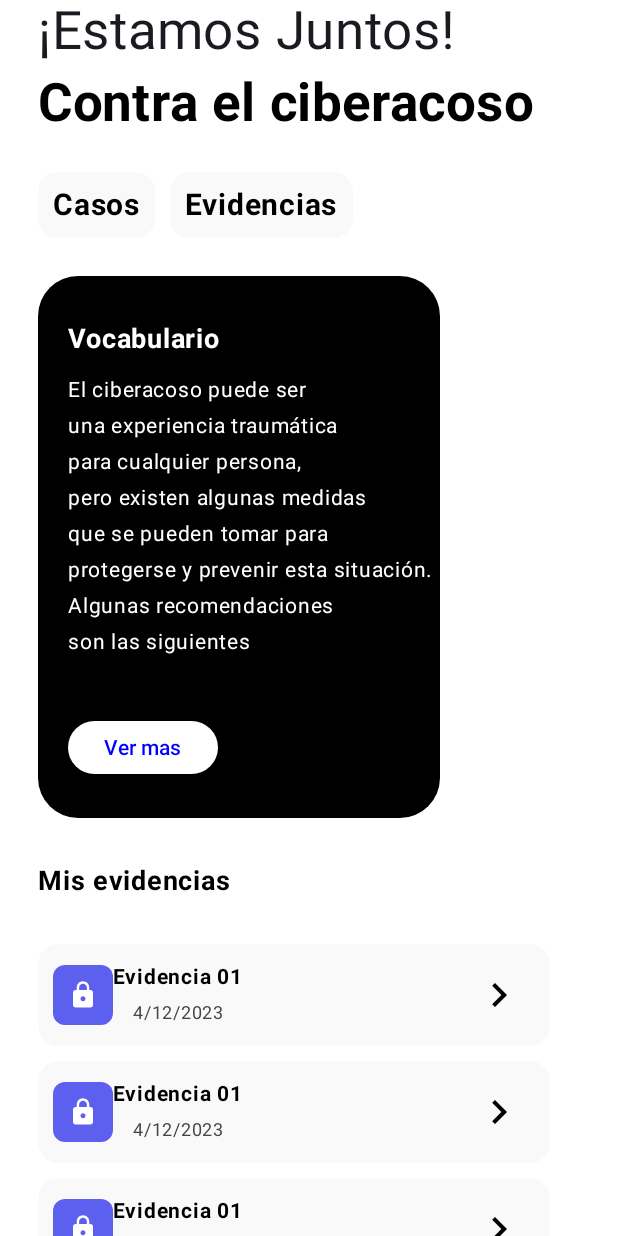
After one commit to samirZapata/Cybersherlock, an Android app built with Jetpack Compose: the Dash screen opened directly, with no data from a screen before it, on a phone screen of 412 x 824 dp. The commit adds this screen. Run offline under Robolectric (Android 15) with nearby library versions, the light colour scheme and no system bars; network calls fail.

Commit message:
feat: Agregar clase de protección de datos y corrección de error en el menú dashboard

```diff
--- a/app/src/main/AndroidManifest.xml
+++ b/app/src/main/AndroidManifest.xml
@@ -16,6 +16,11 @@
         android:theme="@style/Theme.Cbs_app"
         android:usesCleartextTraffic="true"
         tools:targetApi="31">
+        <activity
+            android:name=".view.Dash"
+            android:exported="false"
+            android:label="@string/title_activity_dash"
+            android:theme="@style/Theme.Cbs_app" />
         <activity
             android:name=".view.WMiddle"
             android:exported="false" />
--- /dev/null
+++ b/app/src/main/java/com/usbbog/cbs_app/view/Dash.kt
@@ -0,0 +1,264 @@
+package com.usbbog.cbs_app.view
+
+import android.annotation.SuppressLint
+import android.os.Bundle
+import androidx.activity.ComponentActivity
+import androidx.activity.compose.setContent
+import androidx.compose.foundation.background
+import androidx.compose.foundation.clickable
+import androidx.compose.foundation.layout.Arrangement
+import androidx.compose.foundation.layout.Box
+import androidx.compose.foundation.layout.Column
+import androidx.compose.foundation.layout.Row
+import androidx.compose.foundation.layout.Spacer
+import androidx.compose.foundation.layout.fillMaxWidth
+import androidx.compose.foundation.layout.padding
+import androidx.compose.foundation.layout.size
+import androidx.compose.foundation.lazy.LazyColumn
+import androidx.compose.foundation.lazy.LazyRow
+import androidx.compose.foundation.lazy.items
+import androidx.compose.foundation.shape.RoundedCornerShape
+import androidx.compose.material.icons.Icons
+import androidx.compose.material.icons.filled.KeyboardArrowRight
+import androidx.compose.material.icons.filled.Lock
+import androidx.compose.material3.Button
+import androidx.compose.material3.ButtonDefaults
+import androidx.compose.material3.Icon
+import androidx.compose.material3.IconButton
+import androidx.compose.material3.Scaffold
+import androidx.compose.material3.Text
+import androidx.compose.runtime.Composable
+import androidx.compose.runtime.getValue
+import androidx.compose.runtime.mutableStateOf
+import androidx.compose.runtime.remember
+import androidx.compose.runtime.setValue
+import androidx.compose.ui.Alignment
+import androidx.compose.ui.Modifier
+import androidx.compose.ui.draw.clip
+import androidx.compose.ui.graphics.Color
+import androidx.compose.ui.res.colorResource
+import androidx.compose.ui.text.SpanStyle
+import androidx.compose.ui.text.buildAnnotatedString
+import androidx.compose.ui.text.font.FontWeight
+import androidx.compose.ui.text.withStyle
+import androidx.compose.ui.tooling.preview.Preview
+import androidx.compose.ui.unit.dp
+import androidx.compose.ui.unit.sp
+import com.usbbog.cbs_app.R
+import com.usbbog.cbs_app.view.ui.theme.Cbs_appTheme
+
+class Dash : ComponentActivity() {
+    override fun onCreate(savedInstanceState: Bundle?) {
+        super.onCreate(savedInstanceState)
+        setContent {
+            DefaultPreview()
+        }
+    }
+}
+
+
+@SuppressLint("UnusedMaterial3ScaffoldPaddingParameter")
+@Preview(showBackground = true)
+@Composable
+fun DefaultPreview() {
+
+    val genres = listOf("Casos", "Evidencias")
+
+    Cbs_appTheme {
+        Scaffold {
+            Column(
+                    modifier = Modifier
+                            .background(Color.White)
+                            .padding(it)
+                            .padding(horizontal = 25.dp)
+            ) {
+                Text(fontSize = 35.sp, modifier = Modifier.padding(bottom = 25.dp), text = buildAnnotatedString {
+                    append("¡Estamos Juntos!\n\n")
+                    withStyle(style = SpanStyle(
+                            fontWeight = FontWeight.Bold,
+                            color = Color.Black
+                    )) {
+                        append("Contra el ciberacoso")
+                    }
+                })
+                LazyRow(
+                        horizontalArrangement = Arrangement.spacedBy(10.dp),
+                        modifier = Modifier.padding(bottom = 25.dp)
+                ) {
+                    items(genres) { genre ->
+                        Genre(genre)
+                    }
+                }
+                Box(
+                        modifier = Modifier
+                                .padding(end = 20.dp)
+                                .clip(RoundedCornerShape(10))
+                                .background(Color.Black)
+                ) {
+                    Row(verticalAlignment = Alignment.CenterVertically) {
+                        Column(
+                                modifier = Modifier
+                                        .padding(vertical = 30.dp)
+                                        .padding(start = 20.dp)
+                        ) {
+                            Text(
+                                    text = "Vocabulario",
+                                    color = Color.White,
+                                    fontSize = 18.sp,
+                                    fontWeight = FontWeight.Bold
+                            )
+
+                            Spacer(modifier = Modifier.size(10.dp))
+
+                            Text(
+                                    text = "El ciberacoso puede ser\n" +
+                                            "una experiencia traumática \n" +
+                                            "para cualquier persona, \n" +
+                                            "pero existen algunas medidas \n" +
+                                            "que se pueden tomar para \n" +
+                                            "protegerse y prevenir esta situación. \n" +
+                                            "Algunas recomendaciones \n" +
+                                            "son las siguientes",
+                                    color = Color.White,
+                                    fontSize = 14.sp
+                            )
+
+                            Spacer(modifier = Modifier.size(40.dp))
+
+                            Button(
+                                    modifier = Modifier
+                                            .size(height = 35.dp, width = 100.dp)
+                                            .clip(RoundedCornerShape(20)),
+                                    onClick = {},
+                                    colors = ButtonDefaults.buttonColors(
+                                            containerColor = Color.White,
+                                            contentColor = Color.Blue
+                                    )
+                            ) {
+                                Text(
+                                        text = "Ver mas",
+                                        color = Color.Blue,
+                                        fontSize = 14.sp
+                                )
+                            }
+
+                        }
+                    }
+                }
+
+                Text(
+                        text = "Mis evidencias",
+                        color = Color.Black,
+                        fontWeight = FontWeight.Bold,
+                        fontSize = 18.sp,
+                        modifier = Modifier.padding(vertical = 30.dp)
+                )
+
+                LazyColumn(
+                        modifier = Modifier.padding(end = 20.dp),
+                        verticalArrangement = Arrangement.spacedBy(10.dp)
+                ) {
+                    //ESTO CARGA EL LISTADO DE EVIDENCIAS
+                    items(3) {
+                        Evidencias()
+                    }
+                }
+
+            }
+        }
+    }
+}
+
+//FUNCION PARA LAS EVIDENCIAS
+@Composable
+fun Evidencias() {
+
+    var isSelected by remember {
+        mutableStateOf(false)
+    }
+
+    Box(
+            modifier = Modifier
+                    .fillMaxWidth()
+                    .clip(RoundedCornerShape(20))
+                    .background(colorResource(id = R.color.btnDash)),
+            contentAlignment = Alignment.Center
+    ) {
+        Row(
+                modifier = Modifier
+                        .fillMaxWidth()
+                        .padding(10.dp),
+                verticalAlignment = Alignment.CenterVertically
+        ) {
+            Box(
+                    modifier = Modifier
+                            .clip(RoundedCornerShape(20))
+                            .background(colorResource(id = R.color.evidenceColor)),
+                    contentAlignment = Alignment.Center
+            ) {
+                Icon(
+                        imageVector = Icons.Filled.Lock,
+                        contentDescription = "icon",
+                        tint = Color.White,
+                        modifier = Modifier
+                                .size(40.dp)
+                                .padding(10.dp)
+                )
+            }
+
+            Column(
+                    verticalArrangement = Arrangement.SpaceBetween,
+                    horizontalAlignment = Alignment.CenterHorizontally,
+            ){
+                Text(
+                        text = "Evidencia 01",
+                        color = Color.Black,
+                        fontSize = 14.sp,
+                        fontWeight = FontWeight.Bold
+                )
+                Text(
+                        text = "4/12/2023",
+                        color = Color.DarkGray,
+                        fontSize = 12.sp
+                )
+            }
+
+            Spacer(modifier = Modifier.weight(1f))
+            IconButton(
+                    onClick = {}
+
+            ) {
+                Icon(
+                        imageVector = Icons.Filled.KeyboardArrowRight,
+                        contentDescription = "icon",
+                        tint = if(isSelected) Color.Blue else Color.Black,
+                        modifier = Modifier.size(32.dp)
+                )
+            }
+
+        }
+    }
+
+}
+
+@Composable
+fun Genre(text: String) {
+    var isSelected by remember { mutableStateOf(false) }
+    Box(
+            modifier = Modifier
+                    .clip(RoundedCornerShape(30))
+                    .background(if (isSelected) Color.Black else colorResource(id = R.color.btnDash))
+                    .clickable {
+                        isSelected = !isSelected
+                    },
+            contentAlignment = Alignment.Center
+    ) {
+        Text(
+                modifier = Modifier.padding(10.dp),
+                text = text,
+                color = if (isSelected) Color.White else Color.Black,
+                fontSize = 20.sp,
+                fontWeight = FontWeight.Bold
+        )
+    }
+}
--- /dev/null
+++ b/app/src/main/java/com/usbbog/cbs_app/view/ui/theme/Theme.kt
@@ -0,0 +1,70 @@
+package com.usbbog.cbs_app.view.ui.theme
+
+import android.app.Activity
+import android.os.Build
+import androidx.compose.foundation.isSystemInDarkTheme
+import androidx.compose.material3.MaterialTheme
+import androidx.compose.material3.darkColorScheme
+import androidx.compose.material3.dynamicDarkColorScheme
+import androidx.compose.material3.dynamicLightColorScheme
+import androidx.compose.material3.lightColorScheme
+import androidx.compose.runtime.Composable
+import androidx.compose.runtime.SideEffect
+import androidx.compose.ui.graphics.toArgb
+import androidx.compose.ui.platform.LocalContext
+import androidx.compose.ui.platform.LocalView
+import androidx.core.view.WindowCompat
+
+private val DarkColorScheme = darkColorScheme(
+        primary = Purple80,
+        secondary = PurpleGrey80,
+        tertiary = Pink80
+)
+
+private val LightColorScheme = lightColorScheme(
+        primary = Purple40,
+        secondary = PurpleGrey40,
+        tertiary = Pink40
+
+        /* Other default colors to override
+    background = Color(0xFFFFFBFE),
+    surface = Color(0xFFFFFBFE),
+    onPrimary = Color.White,
+    onSecondary = Color.White,
+    onTertiary = Color.White,
+    onBackground = Color(0xFF1C1B1F),
+    onSurface = Color(0xFF1C1B1F),
+    */
+)
+
+@Composable
+fun Cbs_appTheme(
+        darkTheme: Boolean = isSystemInDarkTheme(),
+        // Dynamic color is available on Android 12+
+        dynamicColor: Boolean = true,
+        content: @Composable () -> Unit
+) {
+    val colorScheme = when {
+        dynamicColor && Build.VERSION.SDK_INT >= Build.VERSION_CODES.S -> {
+            val context = LocalContext.current
+            if (darkTheme) dynamicDarkColorScheme(context) else dynamicLightColorScheme(context)
+        }
+
+        darkTheme -> DarkColorScheme
+        else -> LightColorScheme
+    }
+    val view = LocalView.current
+    if (!view.isInEditMode) {
+        SideEffect {
+            val window = (view.context as Activity).window
+            window.statusBarColor = colorScheme.primary.toArgb()
+            WindowCompat.getInsetsController(window, view).isAppearanceLightStatusBars = darkTheme
+        }
+    }
+
+    MaterialTheme(
+            colorScheme = colorScheme,
+            typography = Typography,
+            content = content
+    )
+}
--- /dev/null
+++ b/app/src/main/java/com/usbbog/cbs_app/view/ui/theme/Type.kt
@@ -0,0 +1,34 @@
+package com.usbbog.cbs_app.view.ui.theme
+
+import androidx.compose.material3.Typography
+import androidx.compose.ui.text.TextStyle
+import androidx.compose.ui.text.font.FontFamily
+import androidx.compose.ui.text.font.FontWeight
+import androidx.compose.ui.unit.sp
+
+// Set of Material typography styles to start with
+val Typography = Typography(
+        bodyLarge = TextStyle(
+                fontFamily = FontFamily.Default,
+                fontWeight = FontWeight.Normal,
+                fontSize = 16.sp,
+                lineHeight = 24.sp,
+                letterSpacing = 0.5.sp
+        )
+        /* Other default text styles to override
+    titleLarge = TextStyle(
+        fontFamily = FontFamily.Default,
+        fontWeight = FontWeight.Normal,
+        fontSize = 22.sp,
+        lineHeight = 28.sp,
+        letterSpacing = 0.sp
+    ),
+    labelSmall = TextStyle(
+        fontFamily = FontFamily.Default,
+        fontWeight = FontWeight.Medium,
+        fontSize = 11.sp,
+        lineHeight = 16.sp,
+        letterSpacing = 0.5.sp
+    )
+    */
+)
--- a/app/src/main/res/values/colors.xml
+++ b/app/src/main/res/values/colors.xml
@@ -9,4 +9,5 @@
     <color name="generalBtnColor">#000000</color>
     <color name="wmbackground">#E9ECEF</color>
     <color name="grey">#636363</color>
+    <color name="btnDash">#F9F9F9</color>
 </resources>
--- a/app/src/main/res/values/strings.xml
+++ b/app/src/main/res/values/strings.xml
@@ -11,4 +11,5 @@
     <string name="mTitle">¡Hola! de nuevo.</string>
     <string name="mText">Sabemos que la seguridad es importante\n\nEs por eso que queremos asegurarte que tus datos estan a salvo y se almacenan de forma anonima.\n\nGracias por elegirnos.</string>
     <string name="btnMNext">Listo</string>
+    <string name="title_activity_dash">Dash</string>
 </resources>
--- a/build.gradle.kts
+++ b/build.gradle.kts
@@ -1,4 +1,5 @@
 // Top-level build file where you can add configuration options common to all sub-projects/modules.
 plugins {
     id("com.android.application") version "8.1.2" apply false
+    id("org.jetbrains.kotlin.android") version "1.8.10" apply false
 }
```
Also changed, not shown: app/build.gradle.kts (+37 -1 lines), app/src/main/java/com/usbbog/cbs_app/view/WMiddle.java (+15 -0 lines), app/src/main/java/com/usbbog/cbs_app/view/ui/theme/Color.kt (added, +11 -0 lines), app/src/main/res/layout/activity_wmiddle.xml (+8 -8 lines), app/src/main/res/drawable/ic_wave.png.
